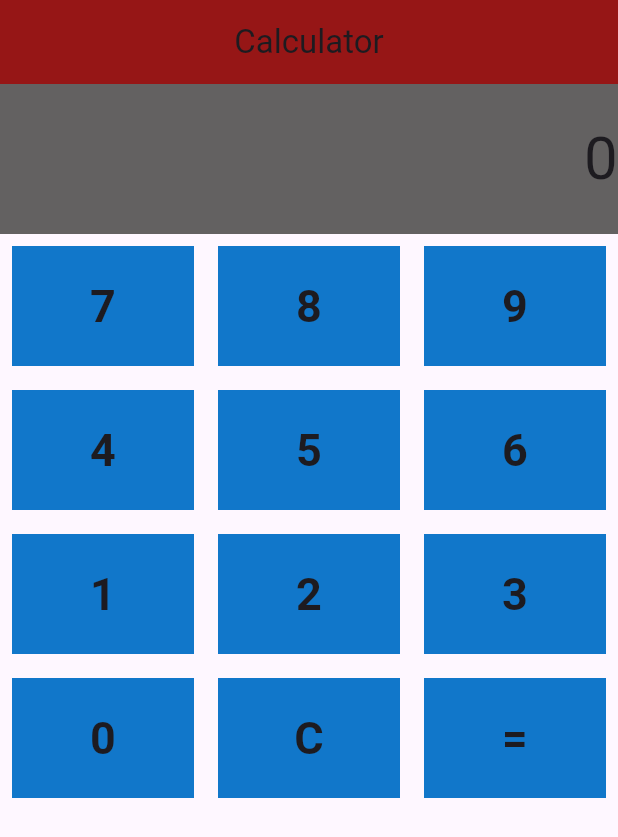
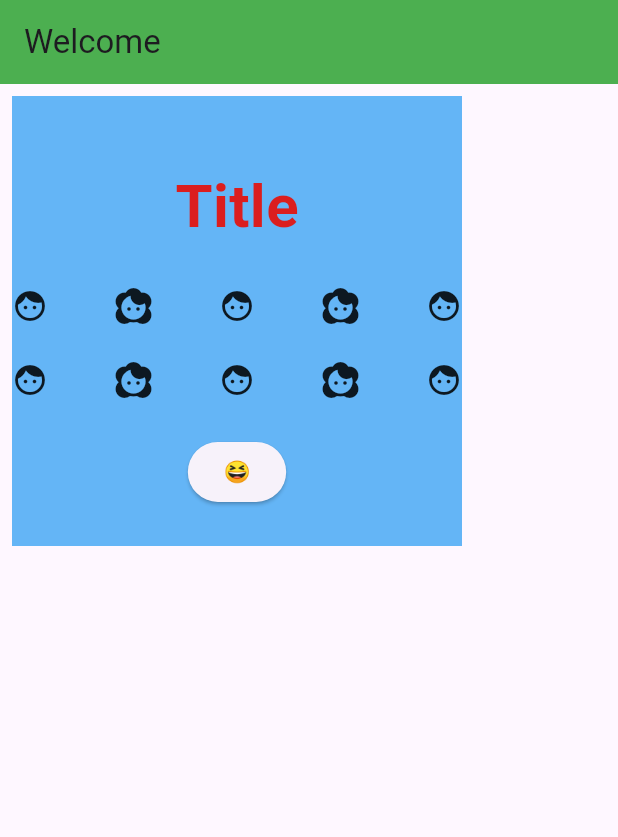
Before and after one commit to AhmadXDev/flutter_course, a Flutter app: the screen it shows after launch, on a phone screen of 412 x 824 dp. Shown: the top 837 px of the screen. Run offline on Flutter 3.47's test engine with Material 3 defaults, Android fonts, the phone set to English and light mode, and no system bars.

Commit message:
practice and some folder strucutre changes

```diff
--- a/lib/main.dart
+++ b/lib/main.dart
@@ -1,5 +1,6 @@
 import 'package:flutter/material.dart';
-import 'package:flutter_course/pages/first_page.dart';
+// import 'package:flutter_course/pages/day5/page1.dart';
+import 'package:flutter_course/pages/practice/page1.dart';
 
 void main() {
   runApp(const MainApp());
@@ -11,7 +12,7 @@ class MainApp extends StatelessWidget {
   @override
   Widget build(BuildContext context) {
     return const MaterialApp(
-      home: CalculatorPage(),
+      home: Page1(),
     );
   }
 }
--- /dev/null
+++ b/lib/pages/practice/page1.dart
@@ -0,0 +1,64 @@
+import 'package:flutter/material.dart';
+import 'package:flutter_course/pages/day5/page2.dart';
+
+class Page1 extends StatelessWidget {
+  const Page1({super.key});
+
+  @override
+  Widget build(BuildContext context) {
+    return Scaffold(
+        appBar: AppBar(
+          backgroundColor: Colors.green,
+          title: const Text("Welcome"),
+        ),
+        body: Padding(
+            padding: const EdgeInsets.all(8),
+            child: Container(
+              width: 300,
+              height: 300,
+              color: Colors.blue.shade300,
+              padding: const EdgeInsets.only(top: 20, left: 0),
+              child: Column(
+                mainAxisAlignment: MainAxisAlignment.spaceEvenly,
+                children: [
+                  const Text(
+                    "Title",
+                    style: TextStyle(
+                        color: Color.fromARGB(255, 219, 30, 30),
+                        fontSize: 40,
+                        fontWeight: FontWeight.bold),
+                  ),
+                  const Row(
+                    mainAxisAlignment: MainAxisAlignment.spaceBetween,
+                    children: [
+                      Icon(Icons.face),
+                      Icon(Icons.face_2),
+                      Icon(Icons.face),
+                      Icon(Icons.face_2),
+                      Icon(Icons.face),
+                    ],
+                  ),
+                  const Row(
+                    mainAxisAlignment: MainAxisAlignment.spaceBetween,
+                    children: [
+                      Icon(Icons.face),
+                      Icon(Icons.face_2),
+                      Icon(Icons.face),
+                      Icon(Icons.face_2),
+                      Icon(Icons.face),
+                    ],
+                  ),
+                  ElevatedButton(
+                    onPressed: () {
+                      Navigator.push(
+                          context,
+                          MaterialPageRoute(
+                              builder: (context) => const Page2()));
+                    },
+                    child: const Text("😆"),
+                  )
+                ],
+              ),
+            )));
+  }
+}
```
Also changed, not shown: lib/pages/Days/day5/page1.dart (added, +54 -0 lines), lib/pages/Days/day5/page2.dart (added, +32 -0 lines), lib/pages/Projects/calculator_interface.dart (renamed from lib/pages/first_page.dart), 2 other files.
